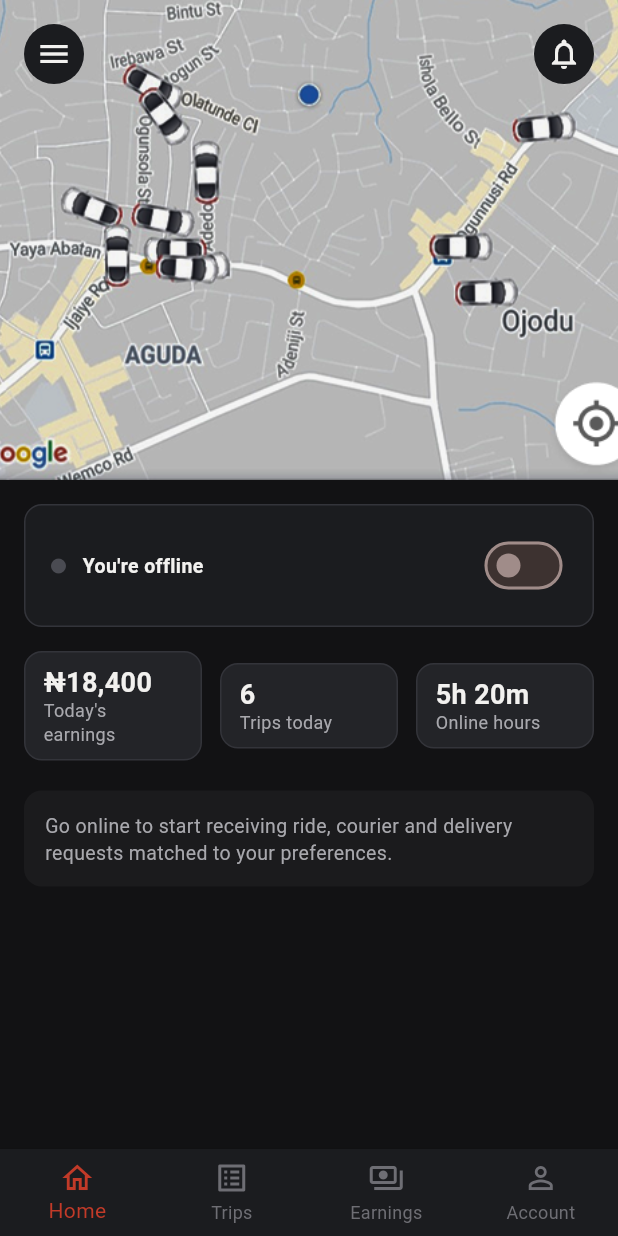
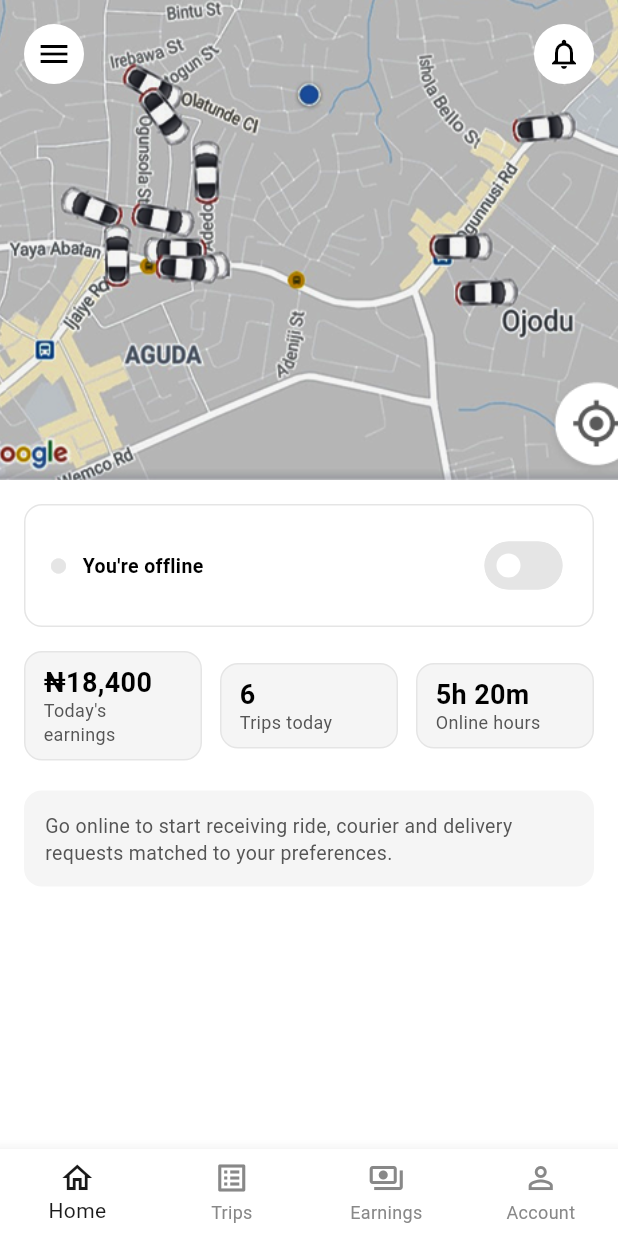
Before and after one commit to MariaD137/ravelgo, a Flutter app: the screen it shows after launch, after a tap on "Sign in", on a phone screen of 412 x 824 dp. Run offline on Flutter 3.47's test engine with Material 3 defaults, Android fonts, the phone set to English and light mode, and no system bars; our stand-ins replace dotted_border, flutter_dotenv, geolocator, google_maps_flutter, image_picker.

Commit message:
all apps: switch from matte charcoal to a Turo-style black/white theme
Reverse the earlier matte-charcoal/graphite direction per explicit
instruction: white is now the dominant background, black is the primary
action color, and text follows a strict white-bg/black-text,
black-bg/white-text rule throughout. Since all three apps already route
through a centralized AppColors/AppSpacing/AppRadius/AppTypography +
buildAppTheme() token system, this is a values-only swap in each app's
theme/app_theme.dart (brightness: light, primary: black, elevated-button
text: white, outline-button border: black, input fill: white) - no
screen-level rewrites were needed since screens already reference the
tokens rather than hardcoded literals.

Semantic status colors (success/warning/error/info) are preserved
unchanged, keeping their meaning legible against the new palette.

Fix two contrast bugs the seeded Material 3 ColorScheme introduced when
derived from a pure-black seed: add an explicit switchTheme to all three
themes (Material 3's default track/thumb resolution from a black seed
produced an odd pink-tinted inactive track) and remove driver_home_screen's
redundant per-widget Switch activeColor override so it fully defers to
the theme. Fix user_app's Home.dart "Where to?" search pill, which used
the same surface color as its now-white parent sheet and needed a border
for definition.

Also give user_app's MaterialApp an explicit title: "RavelGo" - it had no
title set at all (unlike driver_app/admin_app, which already had theirs),
so the browser tab / task switcher showed a blank label.

Verified with flutter analyze (0 errors, unchanged warning counts) and
flutter test (all 3 apps' suites pass) across all three apps, plus visual
screenshots of login, home, dashboard, earnings, and account screens
confirming the previously-fixed overflow bugs remain intact under the
new palette.

```diff
--- a/admin_app/lib/theme/app_theme.dart
+++ b/admin_app/lib/theme/app_theme.dart
@@ -1,35 +1,36 @@
 import 'package:flutter/material.dart';
 
-/// RavelGo design tokens - matte charcoal/graphite surfaces with a
-/// restrained coral accent. Semantic roles only: a color is used for what
-/// it means (success/warning/error/disabled), never picked for decoration.
+/// RavelGo design tokens - premium black-and-white surfaces, Turo-inspired.
+/// White is the dominant background, black is the primary action color.
+/// Semantic roles only: a color is used for what it means
+/// (success/warning/error/disabled), never picked for decoration.
 class AppColors {
-  // Surfaces (darkest to lightest)
-  static const background = Color(0xFF121214);
-  static const surface = Color(0xFF1B1C1F);
-  static const surfaceElevated = Color(0xFF232428);
-  static const surfaceVariant = Color(0xFF2A2B30);
+  // Surfaces (white is dominant; elevated/variant are light neutral grays)
+  static const background = Color(0xFFFFFFFF);
+  static const surface = Color(0xFFFFFFFF);
+  static const surfaceElevated = Color(0xFFF5F5F5);
+  static const surfaceVariant = Color(0xFFF5F5F5);
 
   // Text
-  static const textPrimary = Color(0xFFF2F1EF);
-  static const textSecondary = Color(0xFFA8A8AD);
-  static const textMuted = Color(0xFF6E6E74);
+  static const textPrimary = Color(0xFF000000);
+  static const textSecondary = Color(0xFF555555);
+  static const textMuted = Color(0xFF888888);
 
   // Structure
-  static const border = Color(0xFF33343A);
-  static const divider = Color(0xFF2A2B30);
+  static const border = Color(0xFFE5E5E5);
+  static const divider = Color(0xFFE5E5E5);
 
-  // Brand accent
-  static const primary = Color(0xFFEF4B37);
-  static const primaryDark = Color(0xFFC23A28);
-  static const primaryContainer = Color(0xFF3A2620);
+  // Primary action color (black, per the Turo-inspired direction)
+  static const primary = Color(0xFF000000);
+  static const primaryDark = Color(0xFF1A1A1A);
+  static const primaryContainer = Color(0xFFF5F5F5);
 
   // Semantic
-  static const success = Color(0xFF4CAF7D);
-  static const warning = Color(0xFFD9A441);
-  static const error = Color(0xFFE0544A);
-  static const info = Color(0xFF5B8DEF);
-  static const disabled = Color(0xFF4A4B52);
+  static const success = Color(0xFF2E7D32);
+  static const warning = Color(0xFFED6C02);
+  static const error = Color(0xFFD32F2F);
+  static const info = Color(0xFF1565C0);
+  static const disabled = Color(0xFFE5E5E5);
 
   // Legacy aliases kept for screens not yet migrated off these names.
   static const danger = error;
@@ -75,12 +76,12 @@ class AppTypography {
 ThemeData buildAppTheme() {
   return ThemeData(
     useMaterial3: true,
-    brightness: Brightness.dark,
+    brightness: Brightness.light,
     scaffoldBackgroundColor: AppColors.background,
     fontFamily: "Roboto",
     colorScheme: ColorScheme.fromSeed(
       seedColor: AppColors.primary,
-      brightness: Brightness.dark,
+      brightness: Brightness.light,
       primary: AppColors.primary,
       surface: AppColors.surface,
       error: AppColors.error,
@@ -116,8 +117,9 @@ ThemeData buildAppTheme() {
     elevatedButtonTheme: ElevatedButtonThemeData(
       style: ElevatedButton.styleFrom(
         backgroundColor: AppColors.primary,
-        foregroundColor: Colors.black,
+        foregroundColor: Colors.white,
         disabledBackgroundColor: AppColors.disabled,
+        disabledForegroundColor: AppColors.textMuted,
         elevation: 0,
         textStyle: AppTypography.button,
         shape: RoundedRectangleBorder(borderRadius: BorderRadius.circular(AppRadius.medium)),
@@ -126,7 +128,7 @@ ThemeData buildAppTheme() {
     outlinedButtonTheme: OutlinedButtonThemeData(
       style: OutlinedButton.styleFrom(
         foregroundColor: AppColors.textPrimary,
-        side: const BorderSide(color: AppColors.border),
+        side: const BorderSide(color: AppColors.primary),
         textStyle: AppTypography.button,
         shape: RoundedRectangleBorder(borderRadius: BorderRadius.circular(AppRadius.medium)),
       ),
@@ -136,7 +138,7 @@ ThemeData buildAppTheme() {
     ),
     inputDecorationTheme: InputDecorationTheme(
       filled: true,
-      fillColor: AppColors.surfaceElevated,
+      fillColor: AppColors.surface,
       hintStyle: const TextStyle(color: AppColors.textMuted),
       border: OutlineInputBorder(
         borderRadius: BorderRadius.circular(AppRadius.medium),
@@ -159,8 +161,15 @@ ThemeData buildAppTheme() {
     ),
     iconTheme: const IconThemeData(color: AppColors.textSecondary),
     dialogTheme: DialogThemeData(
-      backgroundColor: AppColors.surfaceElevated,
+      backgroundColor: AppColors.surface,
       shape: RoundedRectangleBorder(borderRadius: BorderRadius.circular(AppRadius.large)),
+    ),
+    switchTheme: SwitchThemeData(
+      thumbColor: WidgetStateProperty.resolveWith((states) =>
+          states.contains(WidgetState.selected) ? AppColors.primary : AppColors.surface),
+      trackColor: WidgetStateProperty.resolveWith((states) =>
+          states.contains(WidgetState.selected) ? AppColors.textSecondary : AppColors.disabled),
+      trackOutlineColor: WidgetStateProperty.all(AppColors.border),
     ),
   );
 }
--- a/driver_app/lib/theme/app_theme.dart
+++ b/driver_app/lib/theme/app_theme.dart
@@ -1,35 +1,36 @@
 import 'package:flutter/material.dart';
 
-/// RavelGo design tokens - matte charcoal/graphite surfaces with a
-/// restrained coral accent. Semantic roles only: a color is used for what
-/// it means (success/warning/error/disabled), never picked for decoration.
+/// RavelGo design tokens - premium black-and-white surfaces, Turo-inspired.
+/// White is the dominant background, black is the primary action color.
+/// Semantic roles only: a color is used for what it means
+/// (success/warning/error/disabled), never picked for decoration.
 class AppColors {
-  // Surfaces (darkest to lightest)
-  static const background = Color(0xFF121214);
-  static const surface = Color(0xFF1B1C1F);
-  static const surfaceElevated = Color(0xFF232428);
-  static const surfaceVariant = Color(0xFF2A2B30);
+  // Surfaces (white is dominant; elevated/variant are light neutral grays)
+  static const background = Color(0xFFFFFFFF);
+  static const surface = Color(0xFFFFFFFF);
+  static const surfaceElevated = Color(0xFFF5F5F5);
+  static const surfaceVariant = Color(0xFFF5F5F5);
 
   // Text
-  static const textPrimary = Color(0xFFF2F1EF);
-  static const textSecondary = Color(0xFFA8A8AD);
-  static const textMuted = Color(0xFF6E6E74);
+  static const textPrimary = Color(0xFF000000);
+  static const textSecondary = Color(0xFF555555);
+  static const textMuted = Color(0xFF888888);
 
   // Structure
-  static const border = Color(0xFF33343A);
-  static const divider = Color(0xFF2A2B30);
+  static const border = Color(0xFFE5E5E5);
+  static const divider = Color(0xFFE5E5E5);
 
-  // Brand accent
-  static const primary = Color(0xFFEF4B37);
-  static const primaryDark = Color(0xFFC23A28);
-  static const primaryContainer = Color(0xFF3A2620);
+  // Primary action color (black, per the Turo-inspired direction)
+  static const primary = Color(0xFF000000);
+  static const primaryDark = Color(0xFF1A1A1A);
+  static const primaryContainer = Color(0xFFF5F5F5);
 
   // Semantic
-  static const success = Color(0xFF4CAF7D);
-  static const warning = Color(0xFFD9A441);
-  static const error = Color(0xFFE0544A);
-  static const info = Color(0xFF5B8DEF);
-  static const disabled = Color(0xFF4A4B52);
+  static const success = Color(0xFF2E7D32);
+  static const warning = Color(0xFFED6C02);
+  static const error = Color(0xFFD32F2F);
+  static const info = Color(0xFF1565C0);
+  static const disabled = Color(0xFFE5E5E5);
 
   // Legacy aliases kept for screens not yet migrated off these names.
   static const danger = error;
@@ -77,12 +78,12 @@ class AppTypography {
 ThemeData buildAppTheme() {
   return ThemeData(
     useMaterial3: true,
-    brightness: Brightness.dark,
+    brightness: Brightness.light,
     scaffoldBackgroundColor: AppColors.background,
     fontFamily: "Roboto",
     colorScheme: ColorScheme.fromSeed(
       seedColor: AppColors.primary,
-      brightness: Brightness.dark,
+      brightness: Brightness.light,
       primary: AppColors.primary,
       surface: AppColors.surface,
       error: AppColors.error,
@@ -118,8 +119,9 @@ ThemeData buildAppTheme() {
     elevatedButtonTheme: ElevatedButtonThemeData(
       style: ElevatedButton.styleFrom(
         backgroundColor: AppColors.primary,
-        foregroundColor: Colors.black,
+        foregroundColor: Colors.white,
         disabledBackgroundColor: AppColors.disabled,
+        disabledForegroundColor: AppColors.textMuted,
         elevation: 0,
         textStyle: AppTypography.button,
         shape: RoundedRectangleBorder(borderRadius: BorderRadius.circular(AppRadius.medium)),
@@ -128,7 +130,7 @@ ThemeData buildAppTheme() {
     outlinedButtonTheme: OutlinedButtonThemeData(
       style: OutlinedButton.styleFrom(
         foregroundColor: AppColors.textPrimary,
-        side: const BorderSide(color: AppColors.border),
+        side: const BorderSide(color: AppColors.primary),
         textStyle: AppTypography.button,
         shape: RoundedRectangleBorder(borderRadius: BorderRadius.circular(AppRadius.medium)),
       ),
@@ -138,7 +140,7 @@ ThemeData buildAppTheme() {
     ),
     inputDecorationTheme: InputDecorationTheme(
       filled: true,
-      fillColor: AppColors.surfaceElevated,
+      fillColor: AppColors.surface,
       hintStyle: const TextStyle(color: AppColors.textMuted),
       border: OutlineInputBorder(
         borderRadius: BorderRadius.circular(AppRadius.medium),
@@ -161,8 +163,15 @@ ThemeData buildAppTheme() {
     ),
     iconTheme: const IconThemeData(color: AppColors.textSecondary),
     dialogTheme: DialogThemeData(
-      backgroundColor: AppColors.surfaceElevated,
+      backgroundColor: AppColors.surface,
       shape: RoundedRectangleBorder(borderRadius: BorderRadius.circular(AppRadius.large)),
+    ),
+    switchTheme: SwitchThemeData(
+      thumbColor: WidgetStateProperty.resolveWith((states) =>
+          states.contains(WidgetState.selected) ? AppColors.primary : AppColors.surface),
+      trackColor: WidgetStateProperty.resolveWith((states) =>
+          states.contains(WidgetState.selected) ? AppColors.textSecondary : AppColors.disabled),
+      trackOutlineColor: WidgetStateProperty.all(AppColors.border),
     ),
   );
 }
--- a/driver_app/lib/views/home/driver_home_screen.dart
+++ b/driver_app/lib/views/home/driver_home_screen.dart
@@ -82,7 +82,7 @@ class DriverHomeScreen extends StatelessWidget {
                             style: const TextStyle(fontWeight: FontWeight.w600),
                           ),
                         ),
-                        Switch(value: profile.isOnline, activeColor: AppColors.primaryDark, onChanged: onOnlineToggle),
+                        Switch(value: profile.isOnline, onChanged: onOnlineToggle),
                       ],
                     ),
                   ),
--- a/user_app/lib/main.dart
+++ b/user_app/lib/main.dart
@@ -13,6 +13,7 @@ class MyApp extends StatelessWidget {
   @override
   Widget build(BuildContext context) {
     return MaterialApp(
+      title: "RavelGo",
       debugShowCheckedModeBanner: false,
       theme: buildAppTheme(),
       home: SplashScreen(),
--- a/user_app/lib/theme/app_theme.dart
+++ b/user_app/lib/theme/app_theme.dart
@@ -1,38 +1,39 @@
 import 'package:flutter/material.dart';
 
-/// RavelGo design tokens - matte charcoal/graphite surfaces with a
-/// restrained coral accent. Semantic roles only: a color is used for what
-/// it means (success/warning/error/disabled), never picked for decoration.
+/// RavelGo design tokens - premium black-and-white surfaces, Turo-inspired.
+/// White is the dominant background, black is the primary action color.
+/// Semantic roles only: a color is used for what it means
+/// (success/warning/error/disabled), never picked for decoration.
 /// Kept in sync with driver_app and admin_app's own AppColors so the three
 /// apps read as one product instead of each screen picking its own shade.
 class AppColors {
-  // Surfaces (darkest to lightest)
-  static const background = Color(0xFF121214);
-  static const surface = Color(0xFF1B1C1F);
-  static const surfaceElevated = Color(0xFF232428);
-  static const surfaceVariant = Color(0xFF2A2B30);
+  // Surfaces (white is dominant; elevated/variant are light neutral grays)
+  static const background = Color(0xFFFFFFFF);
+  static const surface = Color(0xFFFFFFFF);
+  static const surfaceElevated = Color(0xFFF5F5F5);
+  static const surfaceVariant = Color(0xFFF5F5F5);
 
   // Text
-  static const textPrimary = Color(0xFFF2F1EF);
-  static const textSecondary = Color(0xFFA8A8AD);
-  static const textMuted = Color(0xFF6E6E74);
+  static const textPrimary = Color(0xFF000000);
+  static const textSecondary = Color(0xFF555555);
+  static const textMuted = Color(0xFF888888);
 
   // Structure
-  static const border = Color(0xFF33343A);
-  static const divider = Color(0xFF2A2B30);
+  static const border = Color(0xFFE5E5E5);
+  static const divider = Color(0xFFE5E5E5);
 
-  // Brand accent
-  static const primary = Color(0xFFEF4B37);
-  static const primaryDark = Color(0xFFC23A28);
-  static const primaryTint = Color(0xFF3A2620);
-  static const primaryContainer = Color(0xFF3A2620);
+  // Primary action color (black, per the Turo-inspired direction)
+  static const primary = Color(0xFF000000);
+  static const primaryDark = Color(0xFF1A1A1A);
+  static const primaryTint = Color(0xFFF0F0F0);
+  static const primaryContainer = Color(0xFFF5F5F5);
 
   // Semantic
-  static const success = Color(0xFF4CAF7D);
-  static const warning = Color(0xFFD9A441);
-  static const error = Color(0xFFE0544A);
-  static const info = Color(0xFF5B8DEF);
-  static const disabled = Color(0xFF4A4B52);
+  static const success = Color(0xFF2E7D32);
+  static const warning = Color(0xFFED6C02);
+  static const error = Color(0xFFD32F2F);
+  static const info = Color(0xFF1565C0);
+  static const disabled = Color(0xFFE5E5E5);
 
   // Legacy aliases kept for screens not yet migrated off these names.
   static const danger = error;
@@ -78,12 +79,12 @@ class AppTypography {
 ThemeData buildAppTheme() {
   return ThemeData(
     useMaterial3: true,
-    brightness: Brightness.dark,
+    brightness: Brightness.light,
     scaffoldBackgroundColor: AppColors.background,
     fontFamily: "Roboto",
     colorScheme: ColorScheme.fromSeed(
       seedColor: AppColors.primary,
-      brightness: Brightness.dark,
+      brightness: Brightness.light,
       primary: AppColors.primary,
       surface: AppColors.surface,
       error: AppColors.error,
@@ -119,8 +120,9 @@ ThemeData buildAppTheme() {
     elevatedButtonTheme: ElevatedButtonThemeData(
       style: ElevatedButton.styleFrom(
         backgroundColor: AppColors.primary,
-        foregroundColor: Colors.black,
+        foregroundColor: Colors.white,
         disabledBackgroundColor: AppColors.disabled,
+        disabledForegroundColor: AppColors.textMuted,
         elevation: 0,
         textStyle: AppTypography.button,
         shape: RoundedRectangleBorder(borderRadius: BorderRadius.circular(AppRadius.medium)),
@@ -129,7 +131,7 @@ ThemeData buildAppTheme() {
     outlinedButtonTheme: OutlinedButtonThemeData(
       style: OutlinedButton.styleFrom(
         foregroundColor: AppColors.textPrimary,
-        side: const BorderSide(color: AppColors.border),
+        side: const BorderSide(color: AppColors.primary),
         textStyle: AppTypography.button,
         shape: RoundedRectangleBorder(borderRadius: BorderRadius.circular(AppRadius.medium)),
       ),
@@ -139,7 +141,7 @@ ThemeData buildAppTheme() {
     ),
     inputDecorationTheme: InputDecorationTheme(
       filled: true,
-      fillColor: AppColors.surfaceElevated,
+      fillColor: AppColors.surface,
       hintStyle: const TextStyle(color: AppColors.textMuted),
       border: OutlineInputBorder(
         borderRadius: BorderRadius.circular(AppRadius.medium),
@@ -162,8 +164,15 @@ ThemeData buildAppTheme() {
     ),
     iconTheme: const IconThemeData(color: AppColors.textSecondary),
     dialogTheme: DialogThemeData(
-      backgroundColor: AppColors.surfaceElevated,
+      backgroundColor: AppColors.surface,
       shape: RoundedRectangleBorder(borderRadius: BorderRadius.circular(AppRadius.large)),
+    ),
+    switchTheme: SwitchThemeData(
+      thumbColor: WidgetStateProperty.resolveWith((states) =>
+          states.contains(WidgetState.selected) ? AppColors.primary : AppColors.surface),
+      trackColor: WidgetStateProperty.resolveWith((states) =>
+          states.contains(WidgetState.selected) ? AppColors.textSecondary : AppColors.disabled),
+      trackOutlineColor: WidgetStateProperty.all(AppColors.border),
     ),
   );
 }
--- a/user_app/lib/views/HomeView/Home.dart
+++ b/user_app/lib/views/HomeView/Home.dart
@@ -173,7 +173,8 @@ class _HomePageState extends State<HomePage> {
         width: double.infinity,
         padding: const EdgeInsets.symmetric(horizontal: 16, vertical: 14),
         decoration: BoxDecoration(
-          color: AppColors.surfaceElevated,
+          color: AppColors.surface,
+          border: Border.all(color: AppColors.border),
           borderRadius: BorderRadius.circular(28),
         ),
         child: Row(
```
